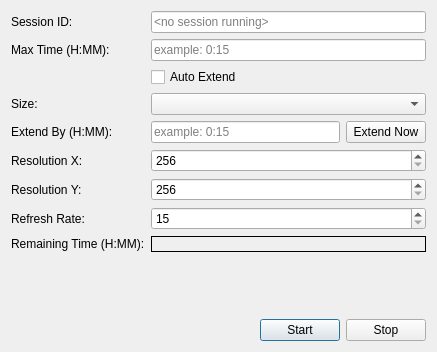
Qt form ArrtSource/Rendering/UI/StartSessionDlg.ui (Azure/azure-remote-rendering-asset-tool) before a commit.
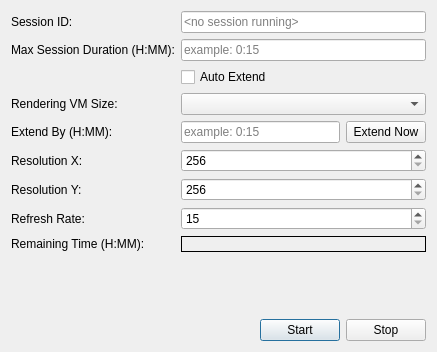
The same form after that commit. Icons and pictures are not drawn.

```diff
--- a/ArrtSource/Rendering/UI/StartSessionDlg.ui
+++ b/ArrtSource/Rendering/UI/StartSessionDlg.ui
@@ -137,7 +137,7 @@
      <item row="3" column="0">
       <widget class="QLabel" name="label">
        <property name="text">
-        <string>Size:</string>
+        <string>Rendering VM Size:</string>
        </property>
       </widget>
      </item>
@@ -210,7 +210,7 @@
      <item row="1" column="0">
       <widget class="QLabel" name="label_2">
        <property name="text">
-        <string>Max Time (H:MM):</string>
+        <string>Max Session Duration (H:MM):</string>
        </property>
       </widget>
      </item>
```
Left out of the diff: 9 changed lines with no effect on the pictures.
